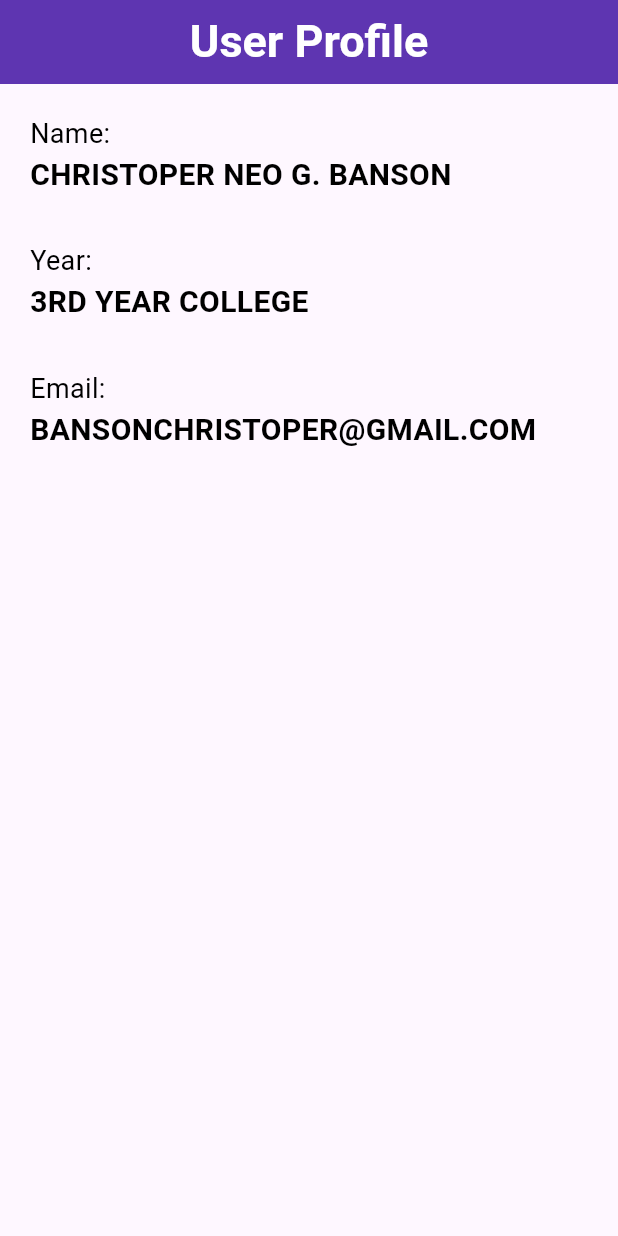
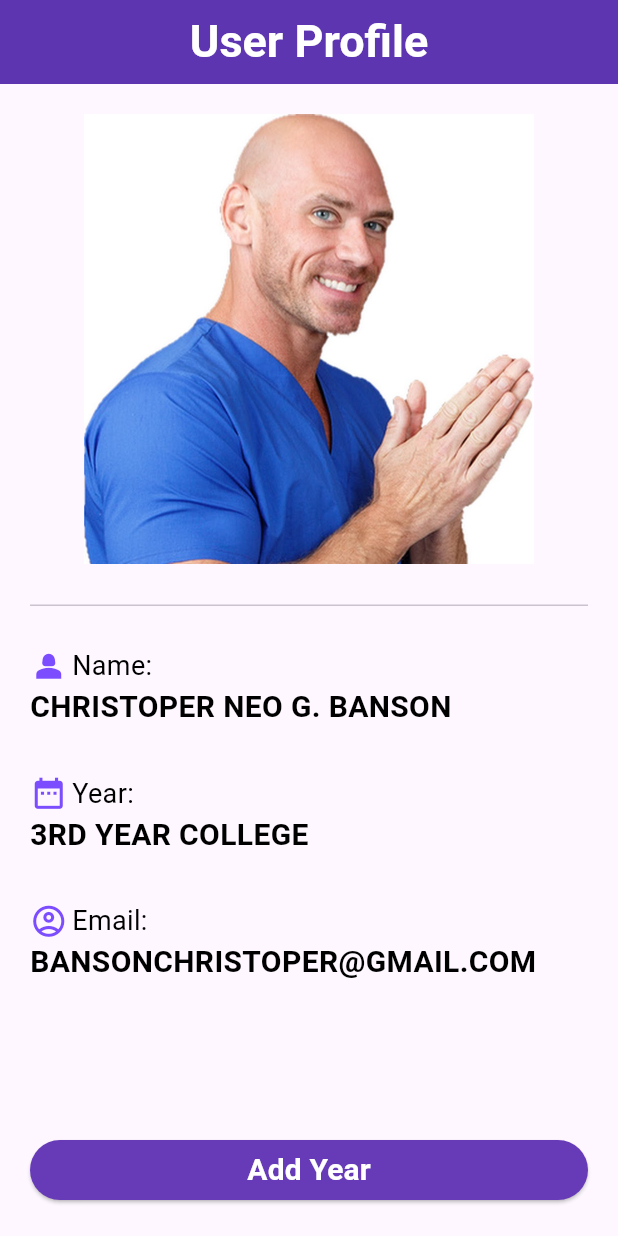
Before and after one commit to ikawlangsapatna143/fexperiment, a Flutter app: the screen it shows after launch, on a phone screen of 412 x 824 dp. Run offline on Flutter 3.47's test engine with Material 3 defaults, Android fonts, the phone set to English and light mode, and no system bars; Roboto replaces fonts that are missing (Raleway).

Commit message:
profile botton and spacing

```diff
--- /dev/null
+++ b/lib/home.dart
@@ -0,0 +1,141 @@
+import 'package:flutter/material.dart';
+
+class Home extends StatelessWidget {
+  const Home({super.key});
+
+  @override
+  Widget build(BuildContext context) {
+    return Scaffold(
+      appBar: AppBar(
+        title: Center(
+          child: Text(
+            'User Profile',
+            style: TextStyle(
+                fontSize: 30.0,
+                fontWeight: FontWeight.bold,
+                fontFamily: 'Raleway',
+                color: Colors.white),
+          ),
+        ),
+        backgroundColor: Colors.deepPurple[600],
+      ),
+      body: Padding(
+        padding: EdgeInsets.all(20.0),
+        child: Column(
+          mainAxisAlignment: MainAxisAlignment.spaceBetween,
+          children: [
+            Column(
+              crossAxisAlignment: CrossAxisAlignment.start,
+              children: <Widget>[
+                Center(
+                  child: CircleAvatar(
+                    radius: 150.0,
+                    child: Image.asset('assets/channels4_profile.jpeg'),
+                  ),
+                ),
+                Divider(height:55.0),
+                Row(
+                  children: [
+                    Icon(Icons.person_2,
+                    color: Colors.deepPurpleAccent,
+                    size: 25.0,
+                    ),
+                    SizedBox(width: 3.0,),
+                    Text(
+                      'Name:',
+                      style: TextStyle(
+                        fontSize: 18.0,
+                        color: Colors.black,
+                      ),
+                    ),
+                  ],
+                ),
+                Text(
+                  'CHRISTOPER NEO G. BANSON',
+                  style: TextStyle(
+                      fontSize: 20.0,
+                      fontWeight: FontWeight.bold,
+                      fontFamily: 'Raleway',
+                      color: Colors.black),
+                ),
+                SizedBox(
+                  height: 30.0,
+                ),
+                Row(
+                  children: [
+                    Icon(Icons.date_range,
+                      color: Colors.deepPurpleAccent,
+                      size: 25.0,
+                    ),
+                    SizedBox(width: 3.0,),
+                    Text(
+                      'Year:',
+                      style: TextStyle(
+                        fontSize: 18.0,
+                        color: Colors.black,
+                      ),
+                    ),
+                  ],
+                ),
+                Text(
+                  '3RD YEAR COLLEGE',
+                  style: TextStyle(
+                      fontSize: 20.0,
+                      fontWeight: FontWeight.bold,
+                      fontFamily: 'Raleway',
+                      color: Colors.black),
+                ),
+                SizedBox(
+                  height: 30.0,
+                ),
+                Row(
+                  children: [
+                    Icon(Icons.account_circle_outlined,
+                      color: Colors.deepPurpleAccent,
+                      size: 25.0,
+                    ),
+                    SizedBox(width: 3.0,),
+                    Text(
+                      'Email:',
+                      style: TextStyle(
+                        fontSize: 18.0,
+                        color: Colors.black,
+                      ),
+                    ),
+                  ],
+                ),
+                Text(
+                  'BANSONCHRISTOPER@GMAIL.COM',
+                  style: TextStyle(
+                      fontSize: 20.0,
+                      fontWeight: FontWeight.bold,
+                      fontFamily: 'Raleway',
+                      color: Colors.black),
+                ),
+              ],
+            ),
+            Column(
+              crossAxisAlignment: CrossAxisAlignment.stretch,
+              children: [
+                ElevatedButton(
+                    onPressed: (){},
+                    child: Text('Add Year',
+                    style: TextStyle(
+                        fontSize: 20.0,
+                        fontWeight: FontWeight.bold,
+                        fontFamily: 'Raleway',
+                        color: Colors.white
+                    ),
+                    ),
+                  style: const ButtonStyle(
+                    backgroundColor: WidgetStatePropertyAll(Colors.deepPurple),
+                  ),
+                  ),
+              ],
+            ),
+          ],
+        ),
+      ),
+    );
+  }
+}
--- a/lib/main.dart
+++ b/lib/main.dart
@@ -1,80 +1,7 @@
 import 'package:flutter/material.dart';
+import 'package:untitled2/home.dart';
 
 void main() => runApp(MaterialApp(
   debugShowCheckedModeBanner: false,
-  home: Scaffold(
-    appBar: AppBar(
-      title: Center(
-        child: Text (
-          'User Profile',
-          style: TextStyle(
-              fontSize:30.0,
-              fontWeight: FontWeight.bold,
-              fontFamily: 'Raleway',
-              color: Colors.white
-          ),
-        ),
-      ),
-      backgroundColor: Colors.deepPurple[600],
-    ),
-  body: Padding(
-    padding: EdgeInsets.all(20.0),
-    child: Column(
-      crossAxisAlignment: CrossAxisAlignment.start,
-      children: <Widget>[
-        Text(
-            'Name:',
-           style: TextStyle(
-           fontSize: 18.0,
-           color: Colors.black,
-    ),
-        ),
-        Text(
-          'CHRISTOPER NEO G. BANSON',
-          style: TextStyle(
-              fontSize:20.0,
-              fontWeight: FontWeight.bold,
-              fontFamily: 'Raleway',
-              color: Colors.black
-          ),
-        ),
-        SizedBox(height: 30.0,),
-        Text(
-          'Year:',
-          style: TextStyle(
-            fontSize: 18.0,
-            color: Colors.black,
-          ),
-        ),
-        Text(
-          '3RD YEAR COLLEGE',
-          style: TextStyle(
-              fontSize:20.0,
-              fontWeight: FontWeight.bold,
-              fontFamily: 'Raleway',
-              color: Colors.black
-          ),
-        ),
-        SizedBox(height: 30.0,),
-        Text(
-          'Email:',
-          style: TextStyle(
-            fontSize: 18.0,
-            color: Colors.black,
-          ),
-        ),
-        Text(
-          'BANSONCHRISTOPER@GMAIL.COM',
-          style: TextStyle(
-              fontSize:20.0,
-              fontWeight: FontWeight.bold,
-              fontFamily: 'Raleway',
-              color: Colors.black
-          ),
-        ),
-      ],
-    ),
-
-  ),
-  ),
+  home: Home()
 ));
--- a/pubspec.yaml
+++ b/pubspec.yaml
@@ -59,9 +59,9 @@ flutter:
   uses-material-design: true
 
   # To add assets to your application, add an assets section, like this:
-  # assets:
-  #   - images/a_dot_burr.jpeg
-  #   - images/a_dot_ham.jpeg
+  assets:
+   - assets/
+ #   - images/a_dot_ham.jpeg
 
   # An image asset can refer to one or more resolution-specific "variants", see
   # https://flutter.dev/assets-and-images/#resolution-aware
```
Also changed, not shown: assets/channels4_profile.jpeg (added).
